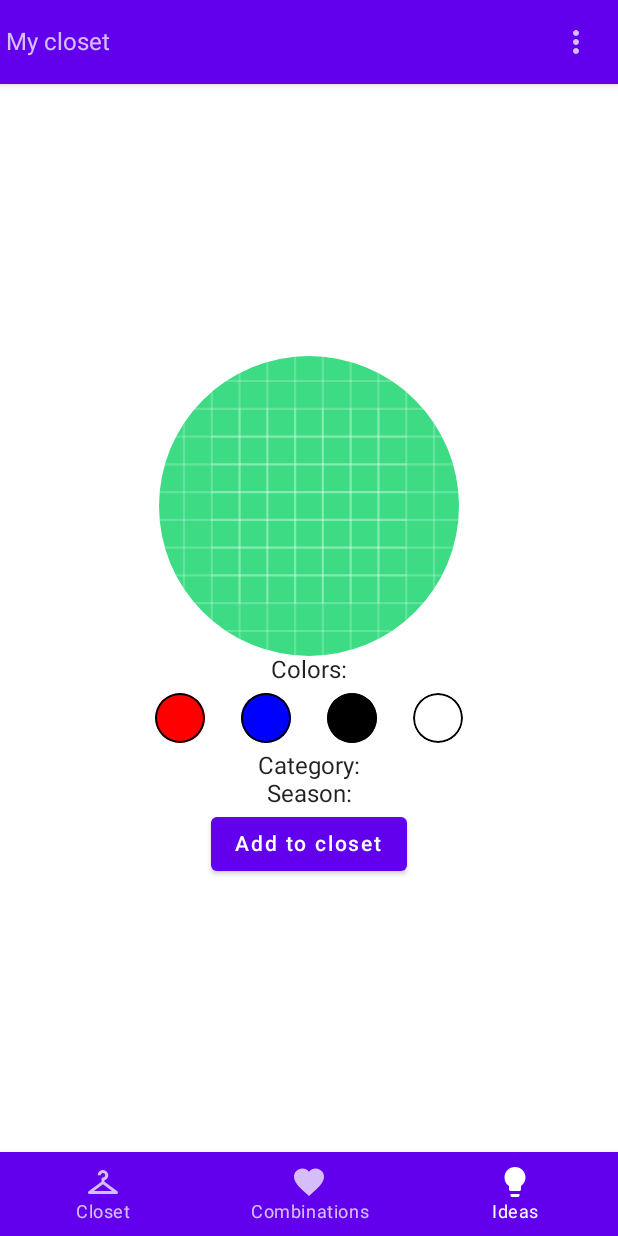
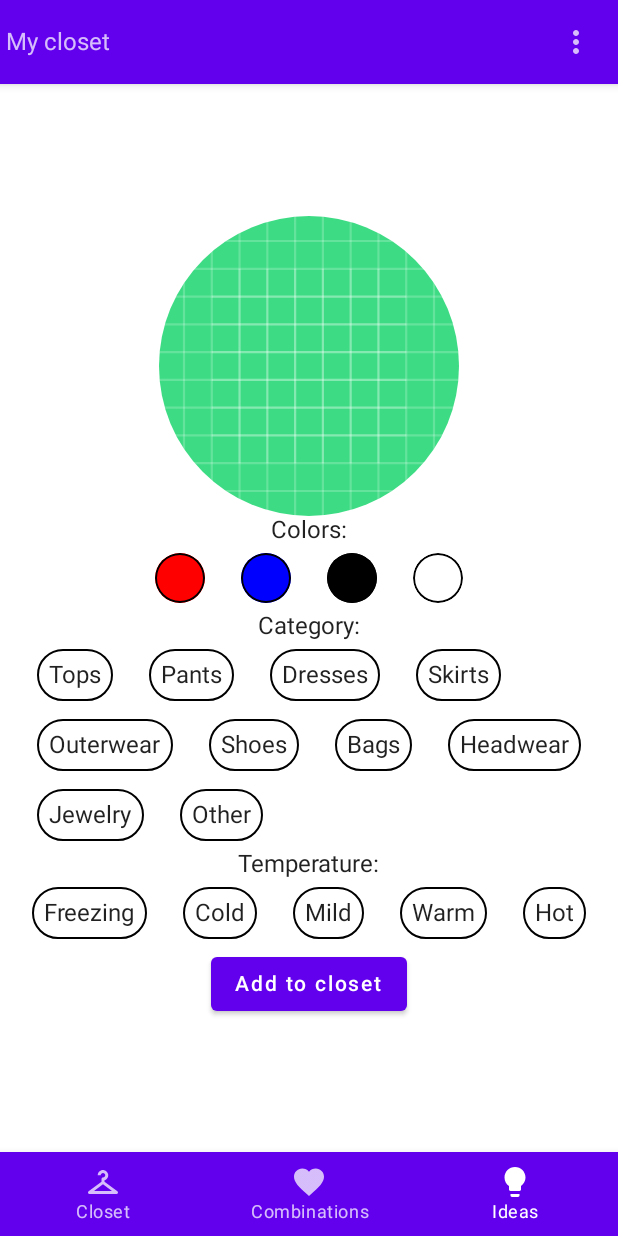
Before and after one commit to kristina-dudjak/closet, an Android app built with Jetpack Compose: the closetEditor screen opened through its navigation route, on a phone screen of 412 x 824 dp. Run offline under Robolectric (Android 15) with nearby library versions, the phone set to English and light mode, and no system bars; our stand-ins replace Dagger/Hilt's generated code, accompanist; libraries missing offline, so code that uses them is left out: com.firebase.ui.

Commit message:
feat: add category and temperature picker

```diff
--- a/app/src/main/java/hr/ferit/kristinadudjak/mycloset/ui/closetEditor/ClosetEditorScreen.kt
+++ b/app/src/main/java/hr/ferit/kristinadudjak/mycloset/ui/closetEditor/ClosetEditorScreen.kt
@@ -20,20 +20,29 @@ import androidx.compose.ui.unit.dp
 import androidx.hilt.navigation.compose.hiltViewModel
 import com.google.accompanist.flowlayout.FlowRow
 import hr.ferit.kristinadudjak.mycloset.R
+import hr.ferit.kristinadudjak.mycloset.ui.enums.ClothesCategory
 import hr.ferit.kristinadudjak.mycloset.ui.enums.ClothesColor
+import hr.ferit.kristinadudjak.mycloset.ui.enums.Temperature
 import hr.ferit.kristinadudjak.mycloset.ui.theme.MyClosetTheme
 
 @Composable
 fun ClosetEditorScreen(viewModel: ClosetEditorViewModel = hiltViewModel()) {
     viewModel.uiState?.let {
-        Content(it, viewModel::onColorClick)
+        Content(
+            state = it,
+            onColorClick = viewModel::onColorClick,
+            onCategoryClick = viewModel::onCategoryClick,
+            onTemperatureClick = viewModel::onTemperatureClick
+        )
     }
 }
 
 @Composable
 private fun Content(
     state: ClosetEditorState,
-    onColorClick: (ClothesColor, isSelected: Boolean) -> Unit
+    onColorClick: (ClothesColor, isSelected: Boolean) -> Unit,
+    onCategoryClick: (ClothesCategory, isSelected: Boolean) -> Unit,
+    onTemperatureClick: (Temperature, isSelected: Boolean) -> Unit
 ) {
     Column(
         modifier = Modifier.fillMaxSize(),
@@ -59,7 +68,25 @@ private fun Content(
             }
         }
         Text("Category:")
-        Text("Season:")
+        FlowRow(mainAxisSpacing = 12.dp) {
+            for (category in ClothesCategory.values()) {
+                ClothesCategoryItem(
+                    category = category,
+                    isSelected = category in state.selectedCategories,
+                    onClick = { isSelected -> onCategoryClick(category, isSelected) }
+                )
+            }
+        }
+        Text("Temperature:")
+        FlowRow(mainAxisSpacing = 12.dp) {
+            for (temperature in Temperature.values()) {
+                ClothesTemperatureItem(
+                    temperature = temperature,
+                    isSelected = temperature in state.selectedTemperatures,
+                    onClick = { isSelected -> onTemperatureClick(temperature, isSelected) }
+                )
+            }
+        }
         Button(onClick = { }) {
             Text("Add to closet")
         }
@@ -77,9 +104,18 @@ fun PreviewClosetEditor() {
                     selectedColors = listOf(
                         ClothesColor.Blue,
                         ClothesColor.Black
+                    ),
+                    selectedCategories = listOf(
+                        ClothesCategory.Bags,
+                        ClothesCategory.Dresses
+                    ),
+                    selectedTemperatures = listOf(
+                        Temperature.Cold
                     )
                 ),
-                onColorClick = { _, _ -> }
+                onColorClick = { _, _ -> },
+                onCategoryClick = { _, _ -> },
+                onTemperatureClick = { _, _ -> }
             )
         }
     }
--- a/app/src/main/java/hr/ferit/kristinadudjak/mycloset/ui/closetEditor/ClosetEditorState.kt
+++ b/app/src/main/java/hr/ferit/kristinadudjak/mycloset/ui/closetEditor/ClosetEditorState.kt
@@ -1,7 +1,11 @@
 package hr.ferit.kristinadudjak.mycloset.ui.closetEditor
 
+import hr.ferit.kristinadudjak.mycloset.ui.enums.ClothesCategory
 import hr.ferit.kristinadudjak.mycloset.ui.enums.ClothesColor
+import hr.ferit.kristinadudjak.mycloset.ui.enums.Temperature
 
 data class ClosetEditorState(
-    val selectedColors: List<ClothesColor>
+    val selectedColors: List<ClothesColor>,
+    val selectedCategories: List<ClothesCategory>,
+    val selectedTemperatures: List<Temperature>
 )
--- a/app/src/main/java/hr/ferit/kristinadudjak/mycloset/ui/closetEditor/ClosetEditorViewModel.kt
+++ b/app/src/main/java/hr/ferit/kristinadudjak/mycloset/ui/closetEditor/ClosetEditorViewModel.kt
@@ -5,7 +5,9 @@ import androidx.compose.runtime.mutableStateOf
 import androidx.compose.runtime.setValue
 import androidx.lifecycle.ViewModel
 import dagger.hilt.android.lifecycle.HiltViewModel
+import hr.ferit.kristinadudjak.mycloset.ui.enums.ClothesCategory
 import hr.ferit.kristinadudjak.mycloset.ui.enums.ClothesColor
+import hr.ferit.kristinadudjak.mycloset.ui.enums.Temperature
 import javax.inject.Inject
 
 @HiltViewModel
@@ -13,7 +15,9 @@ class ClosetEditorViewModel @Inject constructor() : ViewModel() {
 
     var uiState by mutableStateOf<ClosetEditorState?>(
         ClosetEditorState(
-            selectedColors = emptyList()
+            selectedColors = emptyList(),
+            selectedCategories = emptyList(),
+            selectedTemperatures = emptyList()
         )
     )
 
@@ -25,4 +29,22 @@ class ClosetEditorViewModel @Inject constructor() : ViewModel() {
             }
         )
     }
+
+    fun onCategoryClick(category: ClothesCategory, isSelected: Boolean) {
+        uiState = uiState?.copy(
+            selectedCategories = uiState!!.selectedCategories.run {
+                if (isSelected) plus(category)
+                else minus(category)
+            }
+        )
+    }
+
+    fun onTemperatureClick(temperature: Temperature, isSelected: Boolean) {
+        uiState = uiState?.copy(
+            selectedTemperatures = uiState!!.selectedTemperatures.run {
+                if (isSelected) plus(temperature)
+                else minus(temperature)
+            }
+        )
+    }
 }
--- /dev/null
+++ b/app/src/main/java/hr/ferit/kristinadudjak/mycloset/ui/closetEditor/ClothesCategoryItem.kt
@@ -0,0 +1,41 @@
+package hr.ferit.kristinadudjak.mycloset.ui.closetEditor
+
+import androidx.compose.foundation.border
+import androidx.compose.foundation.clickable
+import androidx.compose.foundation.layout.Box
+import androidx.compose.foundation.layout.padding
+import androidx.compose.foundation.shape.CircleShape
+import androidx.compose.material.MaterialTheme
+import androidx.compose.material.Text
+import androidx.compose.runtime.Composable
+import androidx.compose.ui.Modifier
+import androidx.compose.ui.unit.dp
+import hr.ferit.kristinadudjak.mycloset.ui.enums.ClothesCategory
+
+@Composable
+fun ClothesCategoryItem(
+    category: ClothesCategory,
+    isSelected: Boolean,
+    onClick: (Boolean) -> Unit
+) {
+    Box(
+        modifier = Modifier
+            .then(
+                if (isSelected) Modifier.border(
+                    4.dp,
+                    MaterialTheme.colors.onBackground,
+                    CircleShape
+                ) else Modifier
+            )
+            .padding(6.dp)
+            .border(
+                1.dp,
+                MaterialTheme.colors.onBackground,
+                CircleShape
+            )
+            .padding(8.dp)
+            .clickable { onClick(!isSelected) }
+    ) {
+        Text(text = category.name)
+    }
+}
--- /dev/null
+++ b/app/src/main/java/hr/ferit/kristinadudjak/mycloset/ui/closetEditor/ClothesTemperatureItem.kt
@@ -0,0 +1,42 @@
+package hr.ferit.kristinadudjak.mycloset.ui.closetEditor
+
+
+import androidx.compose.foundation.border
+import androidx.compose.foundation.clickable
+import androidx.compose.foundation.layout.Box
+import androidx.compose.foundation.layout.padding
+import androidx.compose.foundation.shape.CircleShape
+import androidx.compose.material.MaterialTheme
+import androidx.compose.material.Text
+import androidx.compose.runtime.Composable
+import androidx.compose.ui.Modifier
+import androidx.compose.ui.unit.dp
+import hr.ferit.kristinadudjak.mycloset.ui.enums.Temperature
+
+@Composable
+fun ClothesTemperatureItem(
+    temperature: Temperature,
+    isSelected: Boolean,
+    onClick: (Boolean) -> Unit
+) {
+    Box(
+        modifier = Modifier
+            .then(
+                if (isSelected) Modifier.border(
+                    4.dp,
+                    MaterialTheme.colors.onBackground,
+                    CircleShape
+                ) else Modifier
+            )
+            .padding(6.dp)
+            .border(
+                1.dp,
+                MaterialTheme.colors.onBackground,
+                CircleShape
+            )
+            .padding(8.dp)
+            .clickable { onClick(!isSelected) }
+    ) {
+        Text(text = temperature.name)
+    }
+}
--- /dev/null
+++ b/app/src/main/java/hr/ferit/kristinadudjak/mycloset/ui/enums/ClothesCategory.kt
@@ -0,0 +1,39 @@
+package hr.ferit.kristinadudjak.mycloset.ui.enums
+
+import androidx.annotation.StringRes
+import hr.ferit.kristinadudjak.mycloset.R
+
+enum class ClothesCategory(
+    @StringRes val nameRes: Int? = null,
+) {
+    Tops(
+        nameRes = R.string.category_tops
+    ),
+    Pants(
+        nameRes = R.string.category_pants
+    ),
+    Dresses(
+        nameRes = R.string.category_dresses
+    ),
+    Skirts(
+        nameRes = R.string.category_skirts
+    ),
+    Outerwear(
+        nameRes = R.string.category_outerwear
+    ),
+    Shoes(
+        nameRes = R.string.category_shoes
+    ),
+    Bags(
+        nameRes = R.string.category_bags
+    ),
+    Headwear(
+        nameRes = R.string.category_headwear
+    ),
+    Jewelry(
+        nameRes = R.string.category_jewelry
+    ),
+    Other(
+        nameRes = R.string.category_other
+    )
+}
--- /dev/null
+++ b/app/src/main/java/hr/ferit/kristinadudjak/mycloset/ui/enums/Temperature.kt
@@ -0,0 +1,24 @@
+package hr.ferit.kristinadudjak.mycloset.ui.enums
+
+import androidx.annotation.StringRes
+import hr.ferit.kristinadudjak.mycloset.R
+
+enum class Temperature(
+    @StringRes val nameRes: Int? = null,
+) {
+    Freezing(
+        nameRes = R.string.temperature_freezing
+    ),
+    Cold(
+        nameRes = R.string.temperature_cold
+    ),
+    Mild(
+        nameRes = R.string.temperature_mild
+    ),
+    Warm(
+        nameRes = R.string.temperature_warm
+    ),
+    Hot(
+        nameRes = R.string.temperature_hot
+    )
+}
--- a/app/src/main/res/values/strings.xml
+++ b/app/src/main/res/values/strings.xml
@@ -11,5 +11,21 @@
     <string name="color_white">White</string>
     <string name="color_black">Black</string>
 
+    <string name="category_tops">Tops</string>
+    <string name="category_pants">Pants</string>
+    <string name="category_dresses">Dresses</string>
+    <string name="category_skirts">Skirts</string>
+    <string name="category_outerwear">Outerwear</string>
+    <string name="category_shoes">Shoes</string>
+    <string name="category_bags">Bags</string>
+    <string name="category_headwear">Headwear</string>
+    <string name="category_jewelry">Jewelry</string>
+    <string name="category_other">Other</string>
+
+    <string name="temperature_freezing">Freezing</string>
+    <string name="temperature_cold">Cold</string>
+    <string name="temperature_mild">Mild</string>
+    <string name="temperature_warm">Warm</string>
+    <string name="temperature_hot">Hot</string>
 
 </resources>
```
